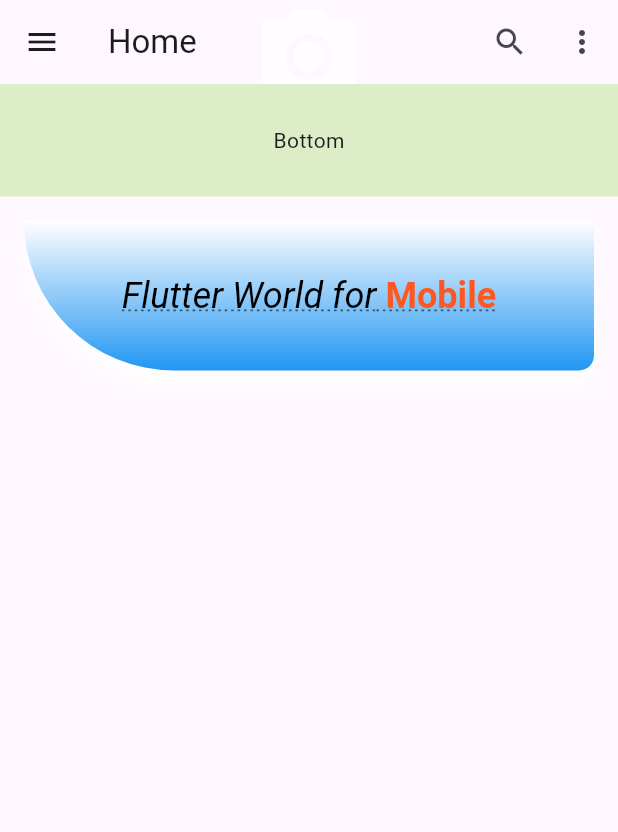
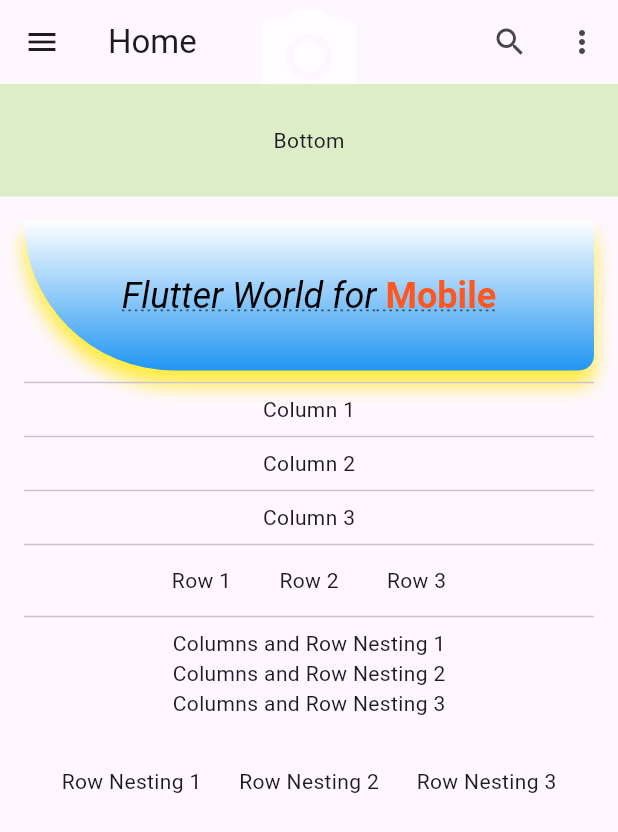
Before and after one commit to mfahidj/flutters, a Flutter app: the screen it shows after launch, on a phone screen of 412 x 824 dp. Shown: the top 832 px of the screen. Run offline on Flutter 3.47's test engine with Material 3 defaults, Android fonts, the phone set to English and light mode, and no system bars; our stand-ins replace bot_toast.

Commit message:
Colums ,Row and nesting of both Implementation with classes....

```diff
--- /dev/null
+++ b/lib/ColumnAndRowNestingWidget.dart
@@ -0,0 +1,35 @@
+import 'package:flutter/material.dart';
+class ColumnAndRowNestingWidget extends StatelessWidget{
+  const ColumnAndRowNestingWidget({super.key});
+
+  @override
+  Widget build(BuildContext context) {
+    return Column(
+      crossAxisAlignment: CrossAxisAlignment.center,
+      mainAxisAlignment: MainAxisAlignment.spaceEvenly,
+      mainAxisSize: MainAxisSize.max,
+      children: <Widget>[
+        Text(
+          'Columns and Row Nesting 1',
+        ),
+        Text(
+          'Columns and Row Nesting 2',
+        ),
+        Text(
+          'Columns and Row Nesting 3',
+        ),
+        Padding(
+          padding: EdgeInsets.all(16.0),
+        ),
+        Row(
+          mainAxisAlignment: MainAxisAlignment.spaceEvenly,
+          children: <Widget>[
+            Text('Row Nesting 1'),
+            Text('Row Nesting 2'),
+            Text('Row Nesting 3'),
+          ],
+        ),
+      ],
+    );
+  }
+}
--- /dev/null
+++ b/lib/ColumnWidget.dart
@@ -0,0 +1,25 @@
+import 'package:flutter/material.dart';
+import 'package:flutter/cupertino.dart';
+
+class ColumnWidget extends StatelessWidget{
+  const ColumnWidget({super.key});
+
+  @override
+  Widget build(BuildContext context) {
+    return const Column(
+      crossAxisAlignment: CrossAxisAlignment.center,
+      mainAxisAlignment: MainAxisAlignment.spaceEvenly,
+      mainAxisSize: MainAxisSize.max,
+      children: <Widget>[
+        Text('Column 1'),
+        Divider(),
+        Text('Column 2'),
+        Divider(),
+        Text('Column 3'),
+      ],
+    );
+
+
+  }
+
+}
--- /dev/null
+++ b/lib/ContainerWithBoxDecorationWidget.dart
@@ -0,0 +1,68 @@
+import 'package:flutter/material.dart';
+
+class ContainerWithBoxDecorationWidget extends StatelessWidget{
+  const ContainerWithBoxDecorationWidget({super.key});
+
+  @override
+  Widget build(BuildContext context) {
+    return  Column(
+      children: <Widget>
+      [
+        Container
+          (
+          height: 100.0,
+          decoration: const BoxDecoration(
+            borderRadius: BorderRadius.only(
+              bottomLeft: Radius.circular(100.0),
+              bottomRight: Radius.circular(10.0),
+            ),
+            gradient: LinearGradient(
+              begin: Alignment.topCenter,
+              end: Alignment.bottomCenter,
+              colors: <Color> [
+                Colors.white,
+                Colors.blue,
+              ],
+            ),
+            boxShadow: [
+              BoxShadow(
+                color: Colors.yellow,
+                blurRadius: 10.0,
+                offset: Offset(0.0, 10.0),
+              )
+            ],
+          ),
+          child: Center(
+            child: RichText(
+              text: TextSpan(
+                text: 'Flutter World ',
+                style: TextStyle(
+                  fontSize: 24.0,
+                  color: Colors.black,
+                  decoration: TextDecoration.underline,
+                  decorationColor: Colors.black54,
+                  decorationStyle: TextDecorationStyle.dotted,
+                  fontStyle: FontStyle.italic,
+                  fontWeight: FontWeight.normal,
+                ),
+                children: <InlineSpan>[
+                  TextSpan(
+                      text: 'for'
+                  ),
+                  TextSpan(
+                    text: ' Mobile',
+                    style: TextStyle(
+                        color: Colors.deepOrange,
+                        fontStyle: FontStyle.normal,
+                        fontWeight: FontWeight.bold),
+                  ),
+                ],
+              ),
+            ),
+          ),
+        ),
+
+      ],
+    );
+  }
+}
--- /dev/null
+++ b/lib/RowWidget.dart
@@ -0,0 +1,28 @@
+import 'package:flutter/material.dart';
+
+class RowWidget extends StatelessWidget{
+  const RowWidget({super.key});
+
+  @override
+  Widget build(BuildContext context) {
+
+    return const Row(
+      crossAxisAlignment: CrossAxisAlignment.start,
+      mainAxisAlignment: MainAxisAlignment.spaceEvenly,
+      mainAxisSize: MainAxisSize.max,
+      children: <Widget>[
+        Row(
+          children: <Widget>[
+            Text('Row 1'),
+            Padding(padding: EdgeInsets.all(16.0),),
+            Text('Row 2'),
+            Padding(padding: EdgeInsets.all(16.0),),
+            Text('Row 3'),
+          ],
+        ),
+
+      ],
+    );
+  }
+
+}
--- a/lib/main.dart
+++ b/lib/main.dart
@@ -1,6 +1,10 @@
+import 'RowWidget.dart';
 import 'package:flutter/material.dart';
 //import 'package:fluttertoast/fluttertoast.dart';
 import 'package:bot_toast/bot_toast.dart';
+import 'ColumnAndRowNestingWidget.dart';
+import 'ContainerWithBoxDecorationWidget.dart';
+import 'ColumnWidget.dart';
 /*
 https://github.com/MMMzq/bot_toast/tree/master
 */
@@ -97,79 +101,17 @@ class MyHomeState extends State<MyHomePage>{
             child: Column(
               children: <Widget> [
                 const ContainerWithBoxDecorationWidget(),
+                Divider(),
+                const ColumnWidget(),
+                Divider(),
+                const RowWidget(),
+                Divider(),
+                const ColumnAndRowNestingWidget(),
               ],
             ),
           ),
         ),
       ),
-
     );
   }
-
 }//end of Home Class
-class ContainerWithBoxDecorationWidget extends StatelessWidget{
-  const ContainerWithBoxDecorationWidget({super.key});
-
-  @override
-  Widget build(BuildContext context) {
-    return  Column(
-      children: <Widget>
-      [
-        Container
-          (
-          height: 100.0,
-          decoration: const BoxDecoration(
-            borderRadius: BorderRadius.only(
-              bottomLeft: Radius.circular(100.0),
-              bottomRight: Radius.circular(10.0),
-            ),
-            gradient: LinearGradient(
-              begin: Alignment.topCenter,
-              end: Alignment.bottomCenter,
-              colors: <Color> [
-                Colors.white,
-                Colors.blue,
-              ],
-            ),
-            boxShadow: [
-              BoxShadow(
-                color: Colors.white,
-                blurRadius: 10.0,
-                offset: Offset(0.0, 10.0),
-              )
-            ],
-          ),
-          child: Center(
-            child: RichText(
-              text: TextSpan(
-                text: 'Flutter World ',
-                style: TextStyle(
-                  fontSize: 24.0,
-                  color: Colors.black,
-                  decoration: TextDecoration.underline,
-                  decorationColor: Colors.black54,
-                  decorationStyle: TextDecorationStyle.dotted,
-                  fontStyle: FontStyle.italic,
-                  fontWeight: FontWeight.normal,
-              ),
-                children: <InlineSpan>[
-                  TextSpan(
-                   text: 'for'
-                  ),
-                  TextSpan(
-                    text: ' Mobile',
-                    style: TextStyle(
-                        color: Colors.deepOrange,
-                        fontStyle: FontStyle.normal,
-                        fontWeight: FontWeight.bold),
-                  ),
-                ],
-            ),
-          ),
-          ),
-        ),
-
-      ],
-    );
-  }
-}
```
